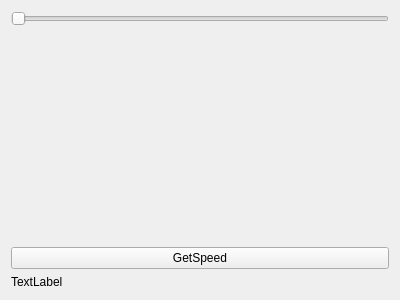
First picture: the form in mainwindow.ui, repository LegaDyan/ProSim_Sim, before the edit.
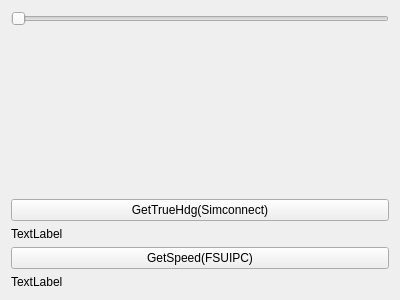
Second picture: the form after the edit.

The edit to the form file:
```diff
--- a/mainwindow.ui
+++ b/mainwindow.ui
@@ -37,10 +37,24 @@
         </property>
        </spacer>
       </item>
+      <item>
+       <widget class="QPushButton" name="pushButton_2">
+        <property name="text">
+         <string>GetTrueHdg(Simconnect)</string>
+        </property>
+       </widget>
+      </item>
+      <item>
+       <widget class="QLabel" name="label_2">
+        <property name="text">
+         <string>TextLabel</string>
+        </property>
+       </widget>
+      </item>
       <item>
        <widget class="QPushButton" name="pushButton">
         <property name="text">
-         <string>GetSpeed</string>
+         <string>GetSpeed(FSUIPC)</string>
         </property>
        </widget>
       </item>
```
